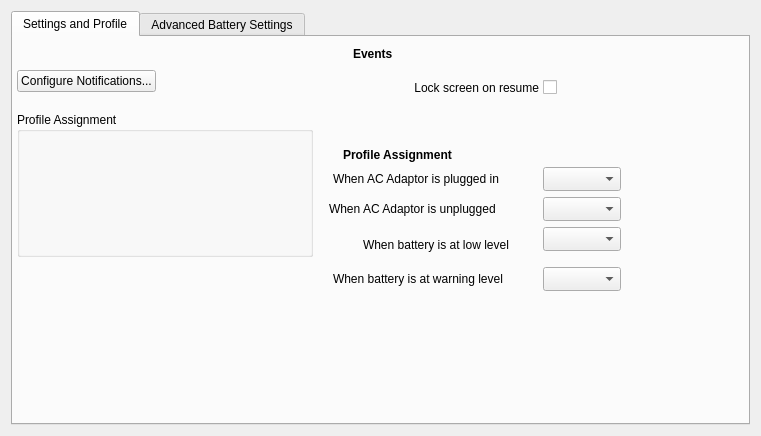
Old version of the form kcmodule/generalPage.ui in the repository KDE/powerdevil.
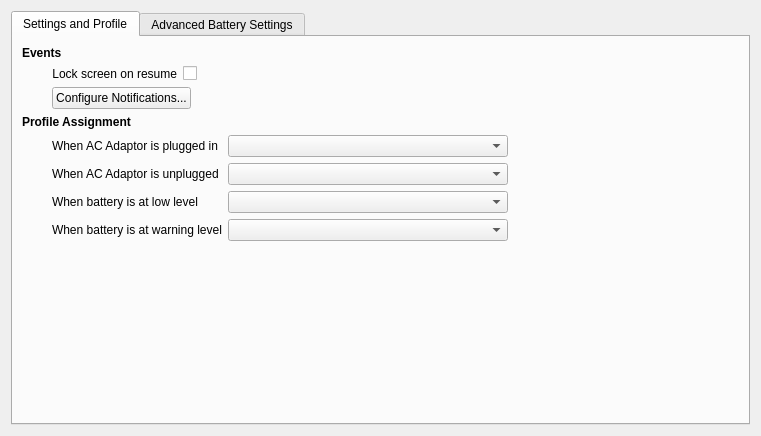
New version of the form. Custom widgets are drawn as their Qt base class.

The edit to the form file:
```diff
--- a/kcmodule/generalPage.ui
+++ b/kcmodule/generalPage.ui
@@ -20,93 +20,21 @@
       <attribute name="title">
        <string>Settings and Profile</string>
       </attribute>
-      <widget class="QGroupBox" name="groupBox_4">
-       <property name="geometry">
-        <rect>
-         <x>4</x>
-         <y>75</y>
-         <width>296</width>
-         <height>145</height>
-        </rect>
-       </property>
-       <property name="title">
-        <string>Profile Assignment</string>
-       </property>
-       <layout class="QFormLayout" name="formLayout_5">
-        <property name="fieldGrowthPolicy">
-         <enum>QFormLayout::ExpandingFieldsGrow</enum>
-        </property>
-       </layout>
-      </widget>
-      <widget class="QWidget" name="">
-       <layout class="QGridLayout" name="gridLayout"/>
-      </widget>
-      <widget class="QWidget" name="layoutWidget">
-       <property name="geometry">
-        <rect>
-         <x>4</x>
-         <y>31</y>
-         <width>226</width>
-         <height>26</height>
-        </rect>
-       </property>
-       <layout class="QHBoxLayout" name="horizontalLayout_2">
+      <layout class="QVBoxLayout" name="verticalLayout">
         <item>
-         <widget class="QPushButton" name="notificationsButton">
-          <property name="sizePolicy">
-           <sizepolicy hsizetype="Minimum" vsizetype="Maximum">
-            <horstretch>0</horstretch>
-            <verstretch>0</verstretch>
-           </sizepolicy>
-          </property>
-          <property name="maximumSize">
-           <size>
-            <width>16777215</width>
-            <height>16777215</height>
-           </size>
-          </property>
-          <property name="text">
-           <string>Configure Notifications...</string>
-          </property>
-         </widget>
-        </item>
-        <item>
-         <spacer name="horizontalSpacer">
-          <property name="orientation">
-           <enum>Qt::Horizontal</enum>
-          </property>
-          <property name="sizeHint" stdset="0">
-           <size>
-            <width>40</width>
-            <height>20</height>
-           </size>
-          </property>
-         </spacer>
-        </item>
-       </layout>
-      </widget>
       <widget class="QLabel" name="label">
-       <property name="geometry">
-        <rect>
-         <x>340</x>
-         <y>10</y>
-         <width>57</width>
-         <height>15</height>
-        </rect>
-       </property>
        <property name="text">
         <string>&lt;b&gt;Events&lt;/b&gt;</string>
        </property>
       </widget>
+       </item>
+       <item>
+        <layout class="QFormLayout" name="formLayout_4">
+         <property name="leftMargin">
+          <number>30</number>
+         </property>
+         <item row="0" column="0">
       <widget class="QLabel" name="label_8">
-       <property name="geometry">
-        <rect>
-         <x>380</x>
-         <y>40</y>
-         <width>146</width>
-         <height>21</height>
-        </rect>
-       </property>
        <property name="text">
         <string>Lock screen on resume</string>
        </property>
@@ -117,15 +45,9 @@
         <cstring>lockScreenOnResume</cstring>
        </property>
       </widget>
+         </item>
+         <item row="0" column="1">
       <widget class="QCheckBox" name="lockScreenOnResume">
-       <property name="geometry">
-        <rect>
-         <x>530</x>
-         <y>40</y>
-         <width>175</width>
-         <height>21</height>
-        </rect>
-       </property>
        <property name="toolTip">
         <string>Locks screen when waking up from suspension</string>
        </property>
@@ -139,15 +61,47 @@
         <string/>
        </property>
       </widget>
+         </item>
+         <item row="1" column="0" colspan="2">
+          <layout class="QHBoxLayout" name="horizontalLayout_2">
+           <item>
+            <widget class="QPushButton" name="notificationsButton">
+             <property name="sizePolicy">
+              <sizepolicy hsizetype="Minimum" vsizetype="Maximum">
+               <horstretch>0</horstretch>
+               <verstretch>0</verstretch>
+              </sizepolicy>
+             </property>
+             <property name="maximumSize">
+              <size>
+               <width>16777215</width>
+               <height>16777215</height>
+              </size>
+             </property>
+             <property name="text">
+              <string>Configure Notifications...</string>
+             </property>
+            </widget>
+           </item>
+           <item>
+            <spacer name="horizontalSpacer">
+             <property name="orientation">
+              <enum>Qt::Horizontal</enum>
+             </property>
+             <property name="sizeHint" stdset="0">
+              <size>
+               <width>40</width>
+               <height>20</height>
+              </size>
+             </property>
+            </spacer>
+           </item>
+          </layout>
+         </item>
+        </layout>
+       </item>
+       <item>
       <widget class="QLabel" name="label_2">
-       <property name="geometry">
-        <rect>
-         <x>330</x>
-         <y>110</y>
-         <width>181</width>
-         <height>16</height>
-        </rect>
-       </property>
        <property name="text">
         <string>&lt;!DOCTYPE HTML PUBLIC &quot;-//W3C//DTD HTML 4.0//EN&quot; &quot;http://www.w3.org/TR/REC-html40/strict.dtd&quot;&gt;
 &lt;html&gt;&lt;head&gt;&lt;meta name=&quot;qrichtext&quot; content=&quot;1&quot; /&gt;&lt;style type=&quot;text/css&quot;&gt;
@@ -156,15 +110,14 @@
 &lt;p style=&quot; margin-top:0px; margin-bottom:0px; margin-left:0px; margin-right:0px; -qt-block-indent:0; text-indent:0px;&quot;&gt;&lt;span style=&quot; font-weight:600;&quot;&gt;Profile Assignment&lt;/span&gt;&lt;/p&gt;&lt;/body&gt;&lt;/html&gt;</string>
        </property>
       </widget>
+       </item>
+       <item>
+        <layout class="QFormLayout" name="formLayout_3">
+         <property name="leftMargin">
+          <number>30</number>
+         </property>
+         <item row="0" column="0">
       <widget class="QLabel" name="label_6">
-       <property name="geometry">
-        <rect>
-         <x>320</x>
-         <y>130</y>
-         <width>193</width>
-         <height>24</height>
-        </rect>
-       </property>
        <property name="text">
         <string>When AC Adaptor is plugged in</string>
        </property>
@@ -172,15 +125,9 @@
         <cstring>acProfile</cstring>
        </property>
       </widget>
+         </item>
+         <item row="0" column="1">
       <widget class="KComboBox" name="acProfile">
-       <property name="geometry">
-        <rect>
-         <x>530</x>
-         <y>130</y>
-         <width>78</width>
-         <height>24</height>
-        </rect>
-       </property>
        <property name="maximumSize">
         <size>
          <width>280</width>
@@ -188,15 +135,9 @@
         </size>
        </property>
       </widget>
+         </item>
+         <item row="1" column="0">
       <widget class="QLabel" name="label_7">
-       <property name="geometry">
-        <rect>
-         <x>316</x>
-         <y>160</y>
-         <width>201</width>
-         <height>24</height>
-        </rect>
-       </property>
        <property name="text">
         <string>When AC Adaptor is unplugged</string>
        </property>
@@ -204,15 +145,9 @@
         <cstring>batteryProfile</cstring>
        </property>
       </widget>
+         </item>
+         <item row="1" column="1">
       <widget class="KComboBox" name="batteryProfile">
-       <property name="geometry">
-        <rect>
-         <x>530</x>
-         <y>160</y>
-         <width>78</width>
-         <height>24</height>
-        </rect>
-       </property>
        <property name="maximumSize">
         <size>
          <width>280</width>
@@ -220,31 +155,9 @@
         </size>
        </property>
       </widget>
-      <widget class="KComboBox" name="lowProfile">
-       <property name="geometry">
-        <rect>
-         <x>530</x>
-         <y>190</y>
-         <width>78</width>
-         <height>24</height>
-        </rect>
-       </property>
-       <property name="maximumSize">
-        <size>
-         <width>280</width>
-         <height>16777215</height>
-        </size>
-       </property>
-      </widget>
+         </item>
+         <item row="2" column="0">
       <widget class="QLabel" name="label_10">
-       <property name="geometry">
-        <rect>
-         <x>350</x>
-         <y>200</y>
-         <width>171</width>
-         <height>15</height>
-        </rect>
-       </property>
        <property name="text">
         <string>When battery is at low level</string>
        </property>
@@ -252,15 +165,19 @@
         <cstring>lowProfile</cstring>
        </property>
       </widget>
+         </item>
+         <item row="2" column="1">
+          <widget class="KComboBox" name="lowProfile">
+           <property name="maximumSize">
+            <size>
+             <width>280</width>
+             <height>16777215</height>
+            </size>
+           </property>
+          </widget>
+         </item>
+         <item row="3" column="0">
       <widget class="QLabel" name="label_11">
-       <property name="geometry">
-        <rect>
-         <x>320</x>
-         <y>230</y>
-         <width>200</width>
-         <height>24</height>
-        </rect>
-       </property>
        <property name="text">
         <string>When battery is at warning level</string>
        </property>
@@ -268,15 +185,9 @@
         <cstring>warningProfile</cstring>
        </property>
       </widget>
+         </item>
+         <item row="3" column="1">
       <widget class="KComboBox" name="warningProfile">
-       <property name="geometry">
-        <rect>
-         <x>530</x>
-         <y>230</y>
-         <width>78</width>
-         <height>24</height>
-        </rect>
-       </property>
        <property name="maximumSize">
         <size>
          <width>280</width>
@@ -284,6 +195,23 @@
         </size>
        </property>
       </widget>
+         </item>
+        </layout>
+       </item>
+       <item>
+        <spacer name="verticalSpacer">
+         <property name="orientation">
+          <enum>Qt::Vertical</enum>
+         </property>
+         <property name="sizeHint" stdset="0">
+          <size>
+           <width>20</width>
+           <height>40</height>
+          </size>
+         </property>
+        </spacer>
+       </item>
+      </layout>
      </widget>
      <widget class="QWidget" name="tab_2">
       <attribute name="title">
```
Lines whose indentation alone changed are shown as unchanged.
